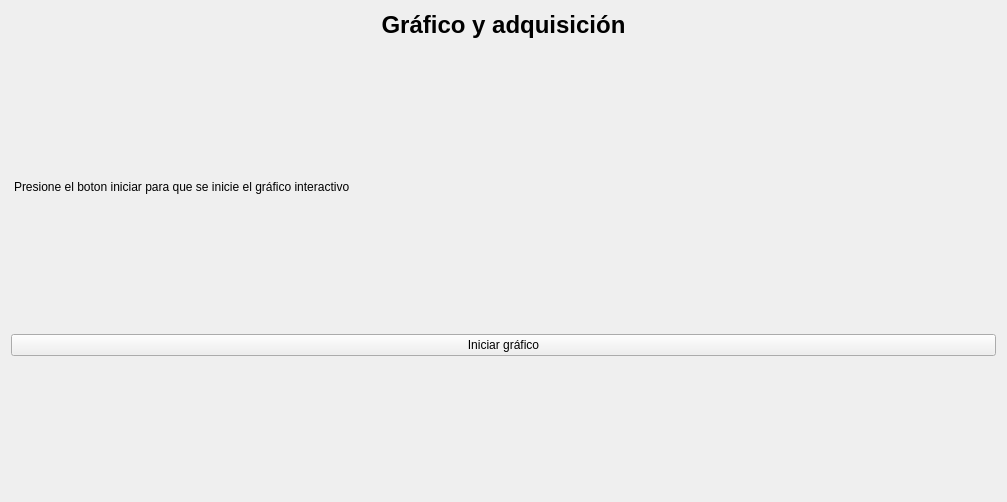
Old version of the form src/view/chart_tab_view.ui in the repository martincrxz/induction-heater-software.
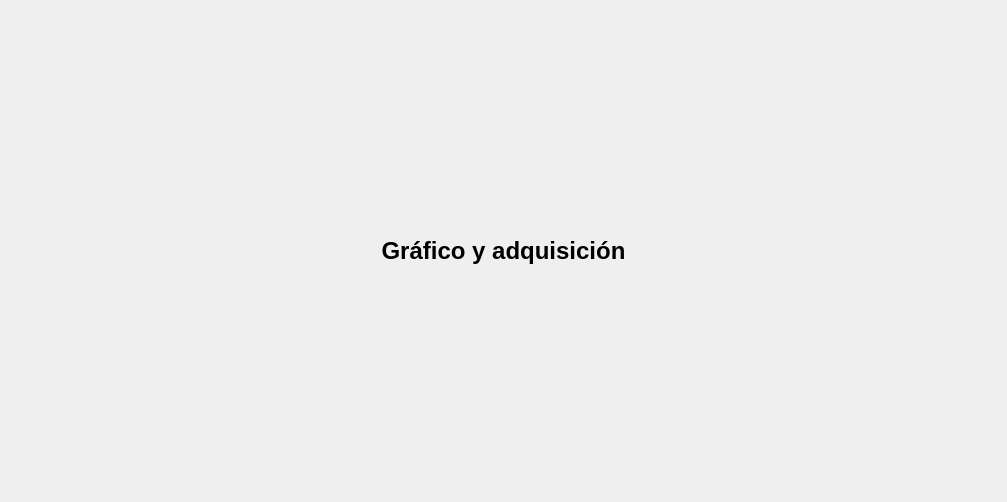
New version of the form.

Commit message: fix de la vista de gráfico

Diff of the .ui file:
```diff
--- a/src/view/chart_tab_view.ui
+++ b/src/view/chart_tab_view.ui
@@ -23,68 +23,6 @@
        </property>
       </widget>
      </item>
-     <item>
-      <spacer name="verticalSpacer_2">
-       <property name="orientation">
-        <enum>Qt::Vertical</enum>
-       </property>
-       <property name="sizeHint" stdset="0">
-        <size>
-         <width>20</width>
-         <height>40</height>
-        </size>
-       </property>
-      </spacer>
-     </item>
-     <item>
-      <widget class="QLabel" name="descriptionLabel">
-       <property name="text">
-        <string>Presione el boton iniciar para que se inicie el gráfico interactivo</string>
-       </property>
-       <property name="alignment">
-        <set>Qt::AlignLeading|Qt::AlignLeft|Qt::AlignVCenter</set>
-       </property>
-       <property name="wordWrap">
-        <bool>true</bool>
-       </property>
-       <property name="indent">
-        <number>3</number>
-       </property>
-      </widget>
-     </item>
-     <item>
-      <spacer name="verticalSpacer_3">
-       <property name="orientation">
-        <enum>Qt::Vertical</enum>
-       </property>
-       <property name="sizeHint" stdset="0">
-        <size>
-         <width>20</width>
-         <height>40</height>
-        </size>
-       </property>
-      </spacer>
-     </item>
-     <item>
-      <widget class="QPushButton" name="startChartButton">
-       <property name="text">
-        <string>Iniciar gráfico</string>
-       </property>
-      </widget>
-     </item>
-     <item>
-      <spacer name="verticalSpacer_4">
-       <property name="orientation">
-        <enum>Qt::Vertical</enum>
-       </property>
-       <property name="sizeHint" stdset="0">
-        <size>
-         <width>20</width>
-         <height>40</height>
-        </size>
-       </property>
-      </spacer>
-     </item>
     </layout>
    </item>
   </layout>
```
The commit also changes 2 other files.
